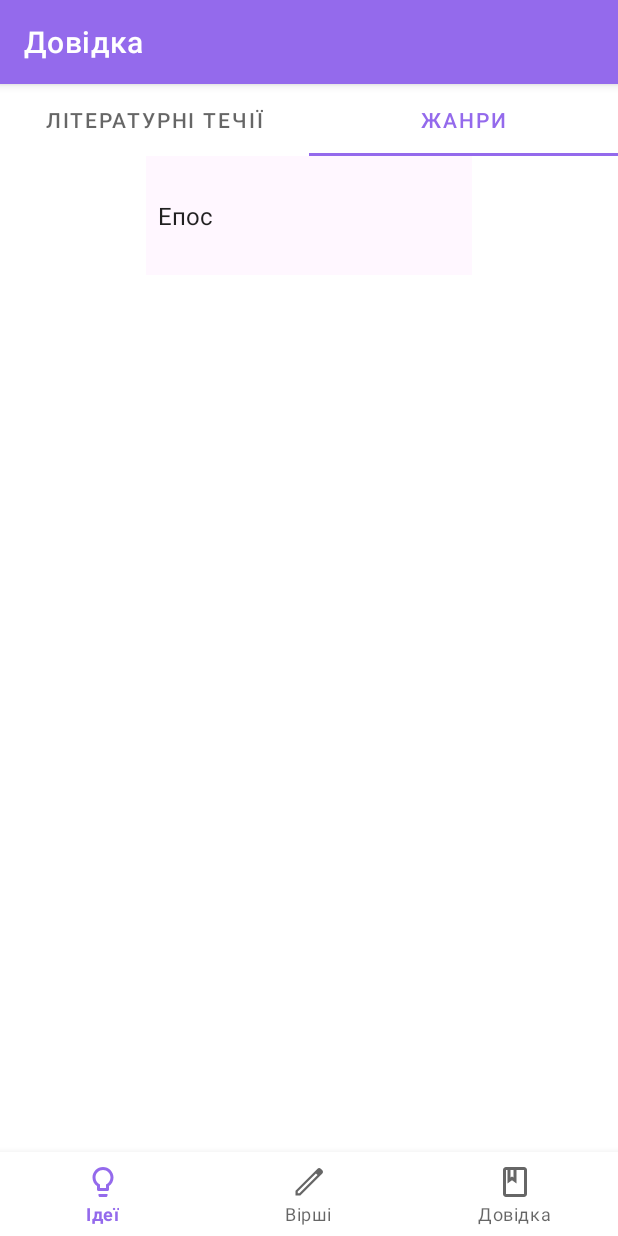
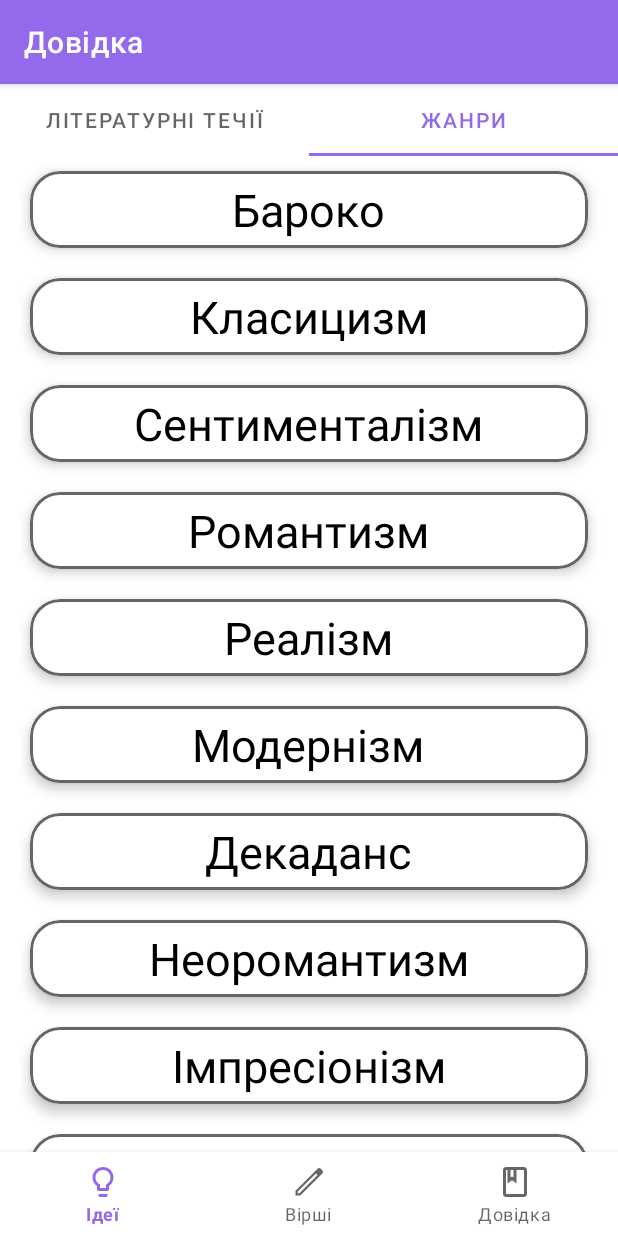
Before and after one commit to nastyamalin/Scriptarium, an Android app: the MaterialsFragment screen opened through its navigation route, tab 2 chosen, on a phone screen of 412 x 824 dp. Run offline under Robolectric (Android 15) with nearby library versions, the phone set to English and light mode, and no system bars; our stand-ins replace Room's generated code, navigation-ui.

Commit message:
structure changes

```diff
--- a/app/src/main/java/com/example/sproject/ui/notifications/MaterialsFragment.java
+++ b/app/src/main/java/com/example/sproject/ui/definitions/MaterialsFragment.java
@@ -1,4 +1,4 @@
-package com.example.sproject.ui.notifications;
+package com.example.sproject.ui.definitions;
 
 import android.os.Bundle;
 import android.view.LayoutInflater;
@@ -12,7 +12,7 @@ import androidx.viewpager2.widget.ViewPager2;
 
 import com.example.sproject.R;
 import com.example.sproject.databinding.FragmentMaterialsBinding;
-import com.example.sproject.ui.notifications.adapter.ViewPagerAdapter;
+import com.example.sproject.ui.definitions.adapter.ViewPagerAdapter;
 import com.google.android.material.tabs.TabLayoutMediator;
 
 public class MaterialsFragment extends Fragment {
--- a/app/src/main/java/com/example/sproject/ui/defenitions/adapter/OnItemDefinitionsRecyclerClickInterface.java
+++ b/app/src/main/java/com/example/sproject/ui/definitions/OnItemDefinitionsRecyclerClickInterface.java
@@ -1,4 +1,4 @@
-package com.example.sproject.ui.defenitions.adapter;
+package com.example.sproject.ui.definitions;
 
 public interface OnItemDefinitionsRecyclerClickInterface {
     void onItemClick(int position);
--- a/app/src/main/java/com/example/sproject/ui/defenitions/adapter/DefinitionsRecyclerAdapter.java
+++ b/app/src/main/java/com/example/sproject/ui/definitions/adapter/DefinitionsRecyclerAdapter.java
@@ -1,4 +1,4 @@
-package com.example.sproject.ui.defenitions.adapter;
+package com.example.sproject.ui.definitions.adapter;
 
 import android.content.Context;
 import android.view.LayoutInflater;
@@ -9,6 +9,7 @@ import androidx.annotation.NonNull;
 import androidx.recyclerview.widget.RecyclerView;
 
 import com.example.sproject.R;
+import com.example.sproject.ui.definitions.OnItemDefinitionsRecyclerClickInterface;
 
 import java.util.ArrayList;
 
--- a/app/src/main/java/com/example/sproject/ui/defenitions/adapter/DefinitionsViewHolder.java
+++ b/app/src/main/java/com/example/sproject/ui/definitions/adapter/DefinitionsViewHolder.java
@@ -1,4 +1,4 @@
-package com.example.sproject.ui.defenitions.adapter;
+package com.example.sproject.ui.definitions.adapter;
 
 import android.view.View;
 import android.widget.TextView;
@@ -8,6 +8,7 @@ import androidx.cardview.widget.CardView;
 import androidx.recyclerview.widget.RecyclerView;
 
 import com.example.sproject.R;
+import com.example.sproject.ui.definitions.OnItemDefinitionsRecyclerClickInterface;
 
 public class DefinitionsViewHolder extends RecyclerView.ViewHolder {
 
--- a/app/src/main/java/com/example/sproject/ui/notifications/adapter/ViewPagerAdapter.java
+++ b/app/src/main/java/com/example/sproject/ui/definitions/adapter/ViewPagerAdapter.java
@@ -1,16 +1,12 @@
-package com.example.sproject.ui.notifications.adapter;
+package com.example.sproject.ui.definitions.adapter;
 
 import androidx.annotation.NonNull;
 import androidx.fragment.app.Fragment;
-import androidx.fragment.app.FragmentActivity;
 import androidx.viewpager2.adapter.FragmentStateAdapter;
 
-import com.example.sproject.ui.defenitions.GenresFragment;
-import com.example.sproject.ui.notifications.MaterialsFragment;
-import com.example.sproject.ui.notifications.viewpager_fragments.LiteraryFlowFragment;
-import com.example.sproject.ui.notifications.viewpager_fragments.LiteraryGenresFragment;
-
-import java.util.ArrayList;
+import com.example.sproject.ui.definitions.MaterialsFragment;
+import com.example.sproject.ui.definitions.viewpager_fragments.GenresFragment;
+import com.example.sproject.ui.definitions.viewpager_fragments.MovementsFragment;
 
 public class ViewPagerAdapter extends FragmentStateAdapter {
     private static final int pagesCount = 2;
@@ -24,8 +20,8 @@ public class ViewPagerAdapter extends FragmentStateAdapter {
     @Override
     public Fragment createFragment(int position) {
         switch (position) {
-            case 0: return new LiteraryFlowFragment();
-            case 1: return new LiteraryGenresFragment();
+            case 0: return new GenresFragment();
+            case 1: return new MovementsFragment();
             default: return null;
         }
     }
--- a/app/src/main/java/com/example/sproject/ui/defenitions/GenresFragment.java
+++ b/app/src/main/java/com/example/sproject/ui/definitions/viewpager_fragments/GenresFragment.java
@@ -1,4 +1,4 @@
-package com.example.sproject.ui.defenitions;
+package com.example.sproject.ui.definitions.viewpager_fragments;
 
 import android.os.Bundle;
 import android.view.LayoutInflater;
@@ -12,8 +12,8 @@ import androidx.recyclerview.widget.LinearLayoutManager;
 
 import com.example.sproject.R;
 import com.example.sproject.databinding.FragmentDefinitionsBinding;
-import com.example.sproject.ui.defenitions.adapter.DefinitionsRecyclerAdapter;
-import com.example.sproject.ui.defenitions.adapter.OnItemDefinitionsRecyclerClickInterface;
+import com.example.sproject.ui.definitions.adapter.DefinitionsRecyclerAdapter;
+import com.example.sproject.ui.definitions.OnItemDefinitionsRecyclerClickInterface;
 
 import java.util.ArrayList;
 import java.util.Arrays;
--- a/app/src/main/java/com/example/sproject/ui/defenitions/MovementsFragment.java
+++ b/app/src/main/java/com/example/sproject/ui/definitions/viewpager_fragments/MovementsFragment.java
@@ -1,4 +1,4 @@
-package com.example.sproject.ui.defenitions;
+package com.example.sproject.ui.definitions.viewpager_fragments;
 
 import android.os.Bundle;
 import android.view.LayoutInflater;
@@ -12,8 +12,8 @@ import androidx.recyclerview.widget.LinearLayoutManager;
 
 import com.example.sproject.R;
 import com.example.sproject.databinding.FragmentDefinitionsBinding;
-import com.example.sproject.ui.defenitions.adapter.DefinitionsRecyclerAdapter;
-import com.example.sproject.ui.defenitions.adapter.OnItemDefinitionsRecyclerClickInterface;
+import com.example.sproject.ui.definitions.adapter.DefinitionsRecyclerAdapter;
+import com.example.sproject.ui.definitions.OnItemDefinitionsRecyclerClickInterface;
 
 import java.util.ArrayList;
 import java.util.Arrays;
--- a/app/src/main/java/com/example/sproject/ui/notifications/viewpager_fragments/LiteraryFlowFragment.java
+++ /dev/null
@@ -1,37 +0,0 @@
-package com.example.sproject.ui.notifications.viewpager_fragments;
-
-import android.os.Bundle;
-
-import androidx.annotation.NonNull;
-import androidx.annotation.Nullable;
-import androidx.fragment.app.Fragment;
-
-import android.view.LayoutInflater;
-import android.view.View;
-import android.view.ViewGroup;
-import android.widget.AdapterView;
-import android.widget.ArrayAdapter;
-
-import com.example.sproject.R;
-import com.example.sproject.databinding.FragmentLiteraryFlowBinding;
-
-import java.util.ArrayList;
-import java.util.Arrays;
-
-public class LiteraryFlowFragment extends Fragment {
-    FragmentLiteraryFlowBinding binding;
-    @Override
-    public View onCreateView(@NonNull LayoutInflater inflater, ViewGroup container,
-                             Bundle savedInstanceState) {
-        binding = FragmentLiteraryFlowBinding.inflate(inflater, container, false);
-        return binding.getRoot();
-    }
-
-    @Override
-    public void onViewCreated(@NonNull View view, @Nullable Bundle savedInstanceState) {
-        super.onViewCreated(view, savedInstanceState);
-        ArrayList<String> list = new ArrayList<>(Arrays.asList(requireContext().getResources().getStringArray(R.array.genres_names)));
-        ArrayAdapter<String> adapter = new ArrayAdapter<>(requireContext(), android.R.layout.simple_spinner_item, list);
-        adapter.setDropDownViewResource(android.R.layout.simple_spinner_dropdown_item);
-    }
-}
--- a/app/src/main/java/com/example/sproject/ui/notifications/viewpager_fragments/LiteraryGenresFragment.java
+++ /dev/null
@@ -1,36 +0,0 @@
-package com.example.sproject.ui.notifications.viewpager_fragments;
-
-import android.os.Bundle;
-
-import androidx.annotation.NonNull;
-import androidx.annotation.Nullable;
-import androidx.fragment.app.Fragment;
-
-import android.view.LayoutInflater;
-import android.view.View;
-import android.view.ViewGroup;
-import android.widget.ArrayAdapter;
-
-import com.example.sproject.R;
-import com.example.sproject.databinding.FragmentLiteraryGenresBinding;
-
-import java.util.ArrayList;
-import java.util.Arrays;
-
-public class LiteraryGenresFragment extends Fragment {
-    FragmentLiteraryGenresBinding binding;
-    @Override
-    public View onCreateView(@NonNull LayoutInflater inflater, ViewGroup container,
-                             Bundle savedInstanceState) {
-        binding = FragmentLiteraryGenresBinding.inflate(inflater, container, false);
-        return binding.getRoot();
-    }
-
-    @Override
-    public void onViewCreated(@NonNull View view, @Nullable Bundle savedInstanceState) {
-        super.onViewCreated(view, savedInstanceState);
-        ArrayList<String> list = new ArrayList<>(Arrays.asList(requireContext().getResources().getStringArray(R.array.literary_movement)));
-        ArrayAdapter<String> adapter = new ArrayAdapter<>(requireContext(), android.R.layout.simple_spinner_item, list);
-        adapter.setDropDownViewResource(android.R.layout.simple_spinner_dropdown_item);
-    }
-}
--- a/app/src/main/res/layout/fragment_literary_flow.xml
+++ /dev/null
@@ -1,19 +0,0 @@
-<?xml version="1.0" encoding="utf-8"?>
-<androidx.constraintlayout.widget.ConstraintLayout xmlns:android="http://schemas.android.com/apk/res/android"
-    xmlns:tools="http://schemas.android.com/tools"
-    android:layout_width="match_parent"
-    android:layout_height="match_parent"
-    xmlns:app="http://schemas.android.com/apk/res-auto"
-    tools:context=".ui.notifications.viewpager_fragments.LiteraryFlowFragment">
-
-    <Spinner
-        android:id="@+id/spinner"
-        android:layout_width="217dp"
-        android:layout_height="79dp"
-        android:background="@color/purple_light"
-        android:entries="@array/literary_movement"
-        app:layout_constraintEnd_toEndOf="parent"
-        app:layout_constraintStart_toStartOf="parent"
-        app:layout_constraintTop_toTopOf="parent" />
-
-</androidx.constraintlayout.widget.ConstraintLayout>
--- a/app/src/main/res/layout/fragment_literary_genres.xml
+++ /dev/null
@@ -1,19 +0,0 @@
-<?xml version="1.0" encoding="utf-8"?>
-<androidx.constraintlayout.widget.ConstraintLayout xmlns:android="http://schemas.android.com/apk/res/android"
-    xmlns:app="http://schemas.android.com/apk/res-auto"
-    xmlns:tools="http://schemas.android.com/tools"
-    android:layout_width="match_parent"
-    android:layout_height="match_parent"
-    tools:context=".ui.notifications.viewpager_fragments.LiteraryGenresFragment">
-
-    <Spinner
-        android:id="@+id/spinner2"
-        android:layout_width="217dp"
-        android:layout_height="79dp"
-        android:background="@color/purple_light"
-        android:entries="@array/genres_names"
-        app:layout_constraintEnd_toEndOf="parent"
-        app:layout_constraintStart_toStartOf="parent"
-        app:layout_constraintTop_toTopOf="parent" />
-
-</androidx.constraintlayout.widget.ConstraintLayout>
--- a/app/src/main/res/layout/fragment_materials.xml
+++ b/app/src/main/res/layout/fragment_materials.xml
@@ -4,7 +4,7 @@
     xmlns:tools="http://schemas.android.com/tools"
     android:layout_width="match_parent"
     android:layout_height="match_parent"
-    tools:context=".ui.notifications.MaterialsFragment">
+    tools:context=".ui.definitions.MaterialsFragment">
 
     <com.google.android.material.tabs.TabLayout
         android:id="@+id/info_tabLayout"
--- a/app/src/main/res/navigation/mobile_navigation.xml
+++ b/app/src/main/res/navigation/mobile_navigation.xml
@@ -23,7 +23,7 @@
 
     <fragment
         android:id="@+id/navigation_materials"
-        android:name="com.example.sproject.ui.notifications.MaterialsFragment"
+        android:name="com.example.sproject.ui.definitions.MaterialsFragment"
         android:label="@string/title_materials"
         tools:layout="@layout/fragment_materials" >
         <action
@@ -32,7 +32,7 @@
     </fragment>
     <fragment
         android:id="@+id/genresFragment"
-        android:name="com.example.sproject.ui.defenitions.GenresFragment"
+        android:name="com.example.sproject.ui.definitions.viewpager_fragments.GenresFragment"
         android:label="GenresFragment" />
     <fragment
         android:id="@+id/notesTakerFragment"
```
